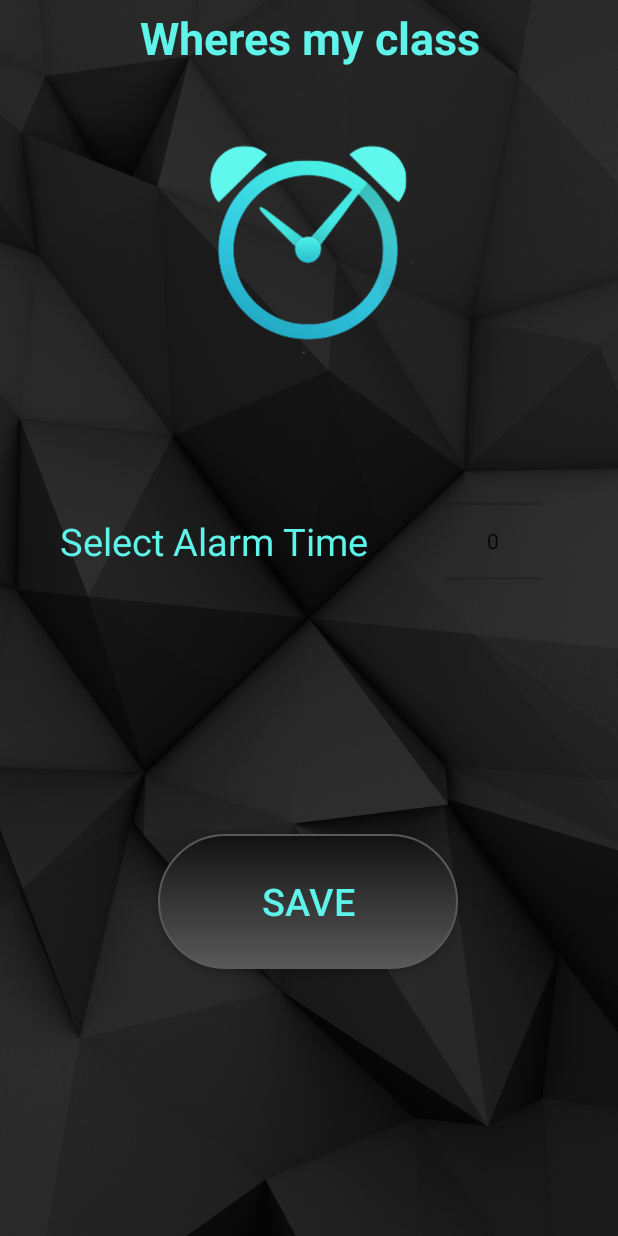
After one commit to Faateh-Jarree/WheresMyClass, an Android app: the layout set_reminder_time.xml on its own in the app's theme, with its tools: preview values and no code run, on a phone screen of 412 x 824 dp. The commit adds this screen. Run offline under Robolectric (Android 15) with nearby library versions, the phone set to English and light mode, and no system bars.

```diff
--- a/app/build.gradle
+++ b/app/build.gradle
@@ -41,8 +41,8 @@ dependencies {
     implementation 'com.android.support:palette-v7:28.0.0'
 
     //Dependencies for excel
-    implementation files('/Users/firzoknadeem/Downloads/poi-3.12-android-a.jar')
-    implementation files('/Users/firzoknadeem/Downloads/poi-ooxml-schemas-3.12-20150511-a.jar')
+//    implementation files('/Users/firzoknadeem/Downloads/poi-3.12-android-a.jar')
+//    implementation files('/Users/firzoknadeem/Downloads/poi-ooxml-schemas-3.12-20150511-a.jar')
     implementation 'com.opencsv:opencsv:3.9'
 
 }
--- /dev/null
+++ b/app/src/main/java/com/droids/ffs/smd_project/ViewWeeklySchedule/SetReminderTime.java
@@ -0,0 +1,46 @@
+package com.droids.ffs.smd_project.ViewWeeklySchedule;
+
+import android.os.Bundle;
+import android.support.annotation.Nullable;
+import android.support.v7.app.AppCompatActivity;
+import android.view.View;
+import android.widget.Button;
+import android.widget.NumberPicker;
+
+import com.droids.ffs.smd_project.MainActivity;
+import com.droids.ffs.smd_project.R;
+
+public class SetReminderTime extends AppCompatActivity {
+
+
+    private Button saveBtn;
+    private NumberPicker alarmTimePicker;
+
+
+    @Override
+    protected void onCreate(@Nullable Bundle savedInstanceState) {
+        super.onCreate(savedInstanceState);
+
+        MainActivity.runFullScreenMode(this);
+        setContentView(R.layout.set_reminder_time);
+
+        saveBtn = (Button) findViewById(R.id.save_btn);
+        alarmTimePicker = (NumberPicker) findViewById(R.id.number_picker_wgt);
+        alarmTimePicker.setMinValue(0);
+        alarmTimePicker.setMaxValue(60);
+        alarmTimePicker.setWrapSelectorWheel(true);
+
+    }
+
+
+
+    public void onClickSave(View view) {
+
+        int reminderTime = alarmTimePicker.getValue();
+
+
+
+
+
+    }
+}
--- a/app/src/main/java/com/droids/ffs/smd_project/ViewWeeklySchedule/ViewScheduleActivity.java
+++ b/app/src/main/java/com/droids/ffs/smd_project/ViewWeeklySchedule/ViewScheduleActivity.java
@@ -223,6 +223,7 @@ public class ViewScheduleActivity extends AppCompatActivity implements Navigatio
         }
         else if (id == R.id.setReminder){
 
+
         }
 
         DrawerLayout drawer = (DrawerLayout) findViewById(R.id.drawer_layout);
--- /dev/null
+++ b/app/src/main/res/layout/set_reminder_time.xml
@@ -0,0 +1,99 @@
+<?xml version="1.0" encoding="utf-8"?>
+<android.support.constraint.ConstraintLayout
+    xmlns:app="http://schemas.android.com/apk/res-auto"
+    xmlns:tools="http://schemas.android.com/tools"
+    android:layout_height="match_parent"
+    android:layout_width="match_parent"
+    xmlns:android="http://schemas.android.com/apk/res/android"
+
+    android:id="@+id/constraint_view"
+    android:background="@drawable/black_back"
+    android:gravity="center"
+    app:layout_constraintBottom_toBottomOf="parent"
+    app:layout_constraintEnd_toEndOf="parent"
+    app:layout_constraintStart_toStartOf="parent"
+    app:layout_constraintTop_toTopOf="parent"
+
+    >
+
+        <TextView
+            android:id="@+id/textView"
+            android:layout_width="match_parent"
+            android:layout_height="50dp"
+
+            android:gravity="center"
+            android:text="@string/app_name"
+            android:textColor="@color/colorAccent"
+            android:textSize="30sp"
+            android:textStyle="bold"
+            app:layout_constraintEnd_toEndOf="parent"
+            app:layout_constraintHorizontal_bias="0.0"
+            app:layout_constraintStart_toStartOf="parent"
+            app:layout_constraintTop_toTopOf="parent" />
+
+    <ImageView
+        android:id="@+id/logo_img"
+        android:layout_width="204dp"
+        android:layout_height="215dp"
+        android:layout_centerHorizontal="true"
+        android:contentDescription="@string/app_name"
+        android:src="@drawable/logo2"
+        app:layout_constraintEnd_toEndOf="parent"
+        app:layout_constraintStart_toStartOf="parent"
+        app:layout_constraintTop_toBottomOf="@+id/textView" />
+
+    <TextView
+        android:id="@+id/select_time_tv"
+        android:layout_width="wrap_content"
+        android:layout_height="wrap_content"
+
+        android:layout_marginStart="40dp"
+        android:layout_marginTop="50dp"
+        android:layout_marginBottom="8dp"
+        android:text="@string/addTable_tv"
+        android:textColor="@color/colorAccent"
+        android:textSize="25sp"
+        app:layout_constraintBottom_toBottomOf="parent"
+        app:layout_constraintStart_toStartOf="parent"
+        app:layout_constraintTop_toBottomOf="@+id/logo_img"
+        app:layout_constraintVertical_bias="0.060000002" />
+
+    <NumberPicker
+        android:id="@+id/number_picker_wgt"
+        android:layout_width="wrap_content"
+        android:layout_height="60dp"
+        android:layout_marginHorizontal="50dp"
+
+        android:layout_marginBottom="10dp"
+        app:layout_constraintBottom_toBottomOf="@+id/select_time_tv"
+        app:layout_constraintEnd_toEndOf="parent"
+        app:layout_constraintHorizontal_bias="0.503"
+        app:layout_constraintStart_toEndOf="@+id/select_time_tv"
+        app:layout_constraintTop_toTopOf="@+id/select_time_tv"
+        app:layout_constraintVertical_bias="0.372" />
+
+
+    <Button
+        android:id="@+id/save_btn"
+        android:layout_width="200dp"
+        android:layout_height="90dp"
+        android:layout_centerHorizontal="true"
+
+        android:layout_margin="20dp"
+        android:layout_marginTop="8dp"
+        android:layout_marginBottom="8dp"
+        android:background="@drawable/circular_button"
+        android:onClick="onClickSave"
+        android:text="@string/setReminderTime"
+
+        android:textColor="@color/colorAccent"
+
+        android:textSize="25dp"
+        app:layout_constraintBottom_toBottomOf="parent"
+        app:layout_constraintEnd_toEndOf="parent"
+        app:layout_constraintHorizontal_bias="0.496"
+        app:layout_constraintStart_toStartOf="parent"
+        app:layout_constraintTop_toBottomOf="@+id/select_time_tv" />
+
+
+</android.support.constraint.ConstraintLayout>
--- a/app/src/main/res/values/strings.xml
+++ b/app/src/main/res/values/strings.xml
@@ -14,4 +14,5 @@
     <string name="addTable_tv">Select Alarm Time</string>
     <string name="addTable_selectCourses">Select Courses</string>
     <string name="addTable_viewSchedule">View Schedule</string>
+    <string name="setReminderTime">Save</string>
 </resources>
--- /dev/null
+++ b/poi-3.12-android-a/build.gradle
@@ -0,0 +1,2 @@
+configurations.maybeCreate("default")
+artifacts.add("default", file('poi-3.12-android-a.jar'))
--- /dev/null
+++ b/poi-ooxml-schemas-3.12-20150511-a/build.gradle
@@ -0,0 +1,2 @@
+configurations.maybeCreate("default")
+artifacts.add("default", file('poi-ooxml-schemas-3.12-20150511-a.jar'))
--- a/settings.gradle
+++ b/settings.gradle
@@ -1 +1 @@
-include ':app'
+include ':app', ':poi-3.12-android-a', ':poi-ooxml-schemas-3.12-20150511-a'
```
Also changed, not shown: 2 other files.
